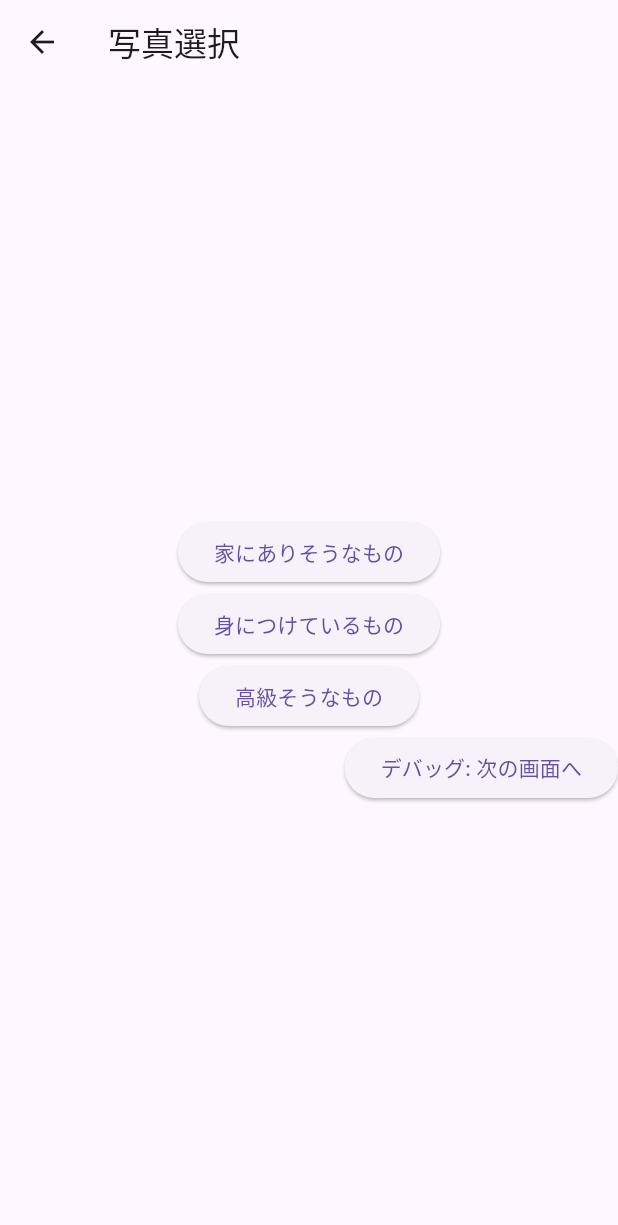
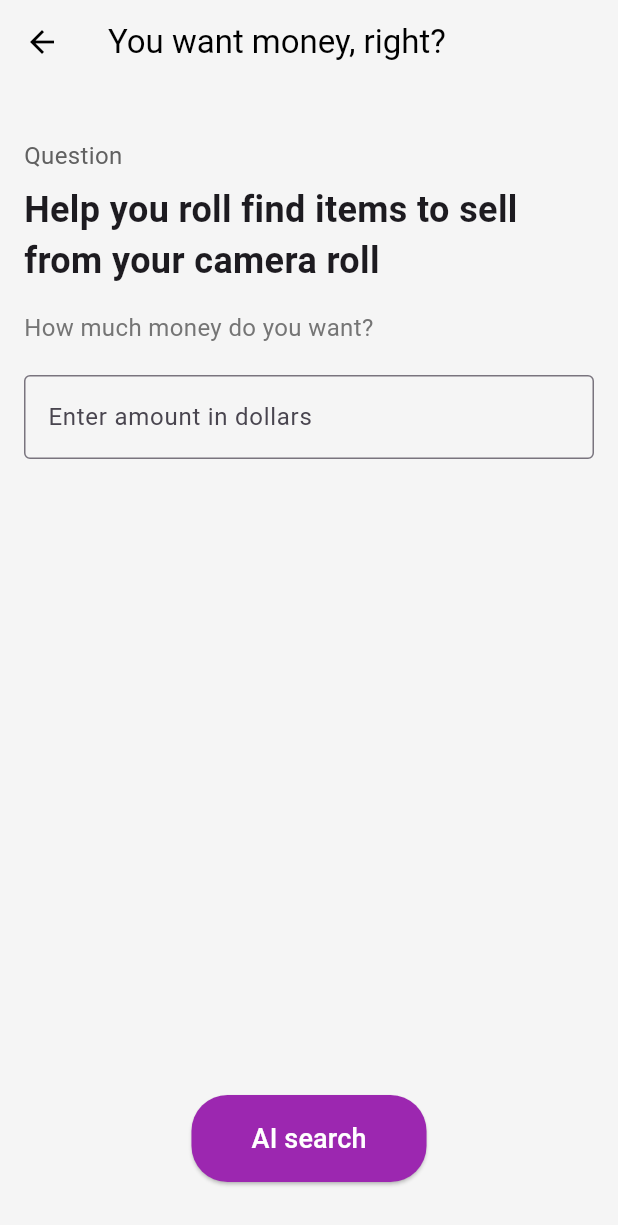
Before and after one commit to Yurin/mercari_demo, a Flutter app: the screen it shows after launch, after a tap on "Help me find items to sell", on a phone screen of 412 x 824 dp. Shown: the top 1225 px of the screen. Run offline on Flutter 3.47's test engine with Material 3 defaults, Android fonts, the phone set to English and light mode, and no system bars; our stand-ins replace share.

Commit message:
add pages

```diff
--- a/lib/screens/1_sell_tab.dart
+++ b/lib/screens/1_sell_tab.dart
@@ -1,23 +1,3 @@
-//1
-// import 'package:flutter/material.dart';
-
-// class SellTabScreen extends StatelessWidget {
-//   @override
-//   Widget build(BuildContext context) {
-//     return Scaffold(
-//       appBar: AppBar(title: Text('Sell')),
-//       body: Center(
-//         child: ElevatedButton(
-//           onPressed: () {
-//             Navigator.pushNamed(context, '/photo_selection');
-//           },
-//           child: Text('Help me find items to sell'),
-//         ),
-//       ),
-//     );
-//   }
-// }
-
 import 'package:flutter/material.dart';
 
 class SellTabScreen extends StatefulWidget {
@@ -26,31 +6,40 @@ class SellTabScreen extends StatefulWidget {
 }
 
 class _SellTabScreenState extends State<SellTabScreen> {
-  int _selectedIndex = 0;
+  int _selectedIndex = 2; // Default to "Sell" tab
 
   static List<Widget> _widgetOptions = <Widget>[
     Text('Home Page'),
     Text('Favorites'),
-    Text('Sell Page'),  // 現在のタブです
+    Text('Sell Page'),
     Text('Inbox'),
     Text('Profile'),
   ];
 
   void _onItemTapped(int index) {
+    if (index == 2) { // Only allow changes if the "Sell" tab is selected
       setState(() {
         _selectedIndex = index;
       });
+    }
   }
 
   @override
   Widget build(BuildContext context) {
     return Scaffold(
       appBar: AppBar(title: Text('Sell')),
-      body: Column(
+      body: Container(
+        decoration: BoxDecoration(
+          image: DecorationImage(
+            image: AssetImage('assets/back.PNG'), // Path to your background image asset
+            fit: BoxFit.cover, // Fitting the image to cover entire background
+          ),
+        ),
+        child: Column(
           children: [
-          // 上部のバナー部分
+            // Top banner section
             Container(
-            color: Colors.lightBlueAccent,
+              color: Colors.lightBlueAccent.withOpacity(0.8), // Make it slightly transparent
               padding: EdgeInsets.all(16.0),
               child: Row(
                 mainAxisAlignment: MainAxisAlignment.spaceBetween,
@@ -64,7 +53,7 @@ class _SellTabScreenState extends State<SellTabScreen> {
                     ),
                   ),
                   Image.asset(
-                  'assets/shoes.jpg', // アセットとして画像を追加
+                    'assets/shoes.jpg', // Your asset image
                     width: 50,
                     height: 50,
                   ),
@@ -73,7 +62,6 @@ class _SellTabScreenState extends State<SellTabScreen> {
             ),
             Expanded(
               child: Center(
-              // ボタンを配置
                 child: ElevatedButton(
                   onPressed: () {
                     Navigator.pushNamed(context, '/photo_selection');
@@ -83,6 +71,7 @@ class _SellTabScreenState extends State<SellTabScreen> {
               ),
             ),
           ],
+        ),
       ),
       bottomNavigationBar: BottomNavigationBar(
         items: const <BottomNavigationBarItem>[
@@ -108,7 +97,7 @@ class _SellTabScreenState extends State<SellTabScreen> {
           ),
         ],
         currentIndex: _selectedIndex,
-        selectedItemColor: Colors.blue,
+        selectedItemColor: Colors.purple,
         onTap: _onItemTapped,
       ),
     );
--- a/lib/screens/2_photo_selection.dart
+++ b/lib/screens/2_photo_selection.dart
@@ -1,43 +1,90 @@
 import 'package:flutter/material.dart';
 
-class PhotoSelectionScreen extends StatelessWidget {
+class PhotoSelectionScreen extends StatefulWidget {
+  @override
+  _PhotoSelectionScreenState createState() => _PhotoSelectionScreenState();
+}
+
+class _PhotoSelectionScreenState extends State<PhotoSelectionScreen> {
+  // Text controller to manage input for the dollar amount
+  final TextEditingController _moneyController = TextEditingController();
+
+  @override
+  void dispose() {
+    _moneyController.dispose(); // Dispose of the controller when the widget is disposed
+    super.dispose();
+  }
+
   @override
   Widget build(BuildContext context) {
     return Scaffold(
+      backgroundColor: Colors.grey[100], // Light grey background
       appBar: AppBar(
-        title: Text('写真選択'),
+        title: Text('You want money, right?'),
+        backgroundColor: Colors.transparent,
+        elevation: 0,
+        foregroundColor: Colors.black,
       ),
-      body: Center(
+      body: Padding(
+        padding: const EdgeInsets.all(16.0),
         child: Column(
-          mainAxisAlignment: MainAxisAlignment.center,
+          crossAxisAlignment: CrossAxisAlignment.start,
           children: [
-            ElevatedButton(
-              onPressed: () {
-                Navigator.pushNamed(context, '/aiSelection', arguments: 'home');
-              },
-              child: Text('家にありそうなもの'),
+            SizedBox(height: 20),
+            Text(
+              'Question',
+              style: TextStyle(fontSize: 16, color: Colors.grey[700]),
             ),
-            ElevatedButton(
-              onPressed: () {
-                Navigator.pushNamed(context, '/aiSelection', arguments: 'personal');
-              },
-              child: Text('身につけているもの'),
+            SizedBox(height: 8),
+            Text(
+              'Help you roll find items to sell from your camera roll',
+              style: TextStyle(fontSize: 24, fontWeight: FontWeight.bold),
             ),
-            ElevatedButton(
-              onPressed: () {
-                Navigator.pushNamed(context, '/aiSelection', arguments: 'luxury');
-              },
-              child: Text('高級そうなもの'),
+            SizedBox(height: 16),
+            Text(
+              'How much money do you want?',
+              style: TextStyle(fontSize: 16, color: Colors.grey[600]),
             ),
-            Align(
-              alignment: Alignment.bottomRight,
+            SizedBox(height: 20),
+            // Text field to input desired dollar amount
+            TextFormField(
+              controller: _moneyController,
+              keyboardType: TextInputType.number,
+              decoration: InputDecoration(
+                labelText: 'Enter amount in dollars',
+                border: OutlineInputBorder(),
+              ),
+            ),
+            Spacer(),
+            Center(
               child: ElevatedButton(
+                style: ElevatedButton.styleFrom(
+                  primary: Colors.purple, // Button color
+                  shape: RoundedRectangleBorder(
+                    borderRadius: BorderRadius.circular(24), // Rounded corners
+                  ),
+                  padding: EdgeInsets.symmetric(horizontal: 40, vertical: 16),
+                ),
                 onPressed: () {
-                  Navigator.pushNamed(context, '/aiSelection', arguments: 'test');
+                  // Use the entered dollar amount to navigate to the next screen
+                  final moneyAmount = _moneyController.text;
+                  if (moneyAmount.isNotEmpty) {
+                    Navigator.pushNamed(context, '/aiSelection', arguments: {
+                      'money': moneyAmount,
+                    });
+                  } else {
+                    ScaffoldMessenger.of(context).showSnackBar(
+                      SnackBar(content: Text('Please enter a dollar amount')),
+                    );
+                  }
                 },
-                child: Text('デバッグ: 次の画面へ'),
+                child: Text(
+                  'AI search',
+                  style: TextStyle(fontSize: 18, color: Colors.white),
+                ),
               ),
-            )
+            ),
+            SizedBox(height: 20),
           ],
         ),
       ),
```
Also changed, not shown: lib/screens/3_recognition_results.dart (+42 -26 lines), lib/screens/4_listing.dart (+41 -9 lines), lib/screens/5_finish.dart (+18 -1 lines). Lines whose indentation alone changed are shown as unchanged.
